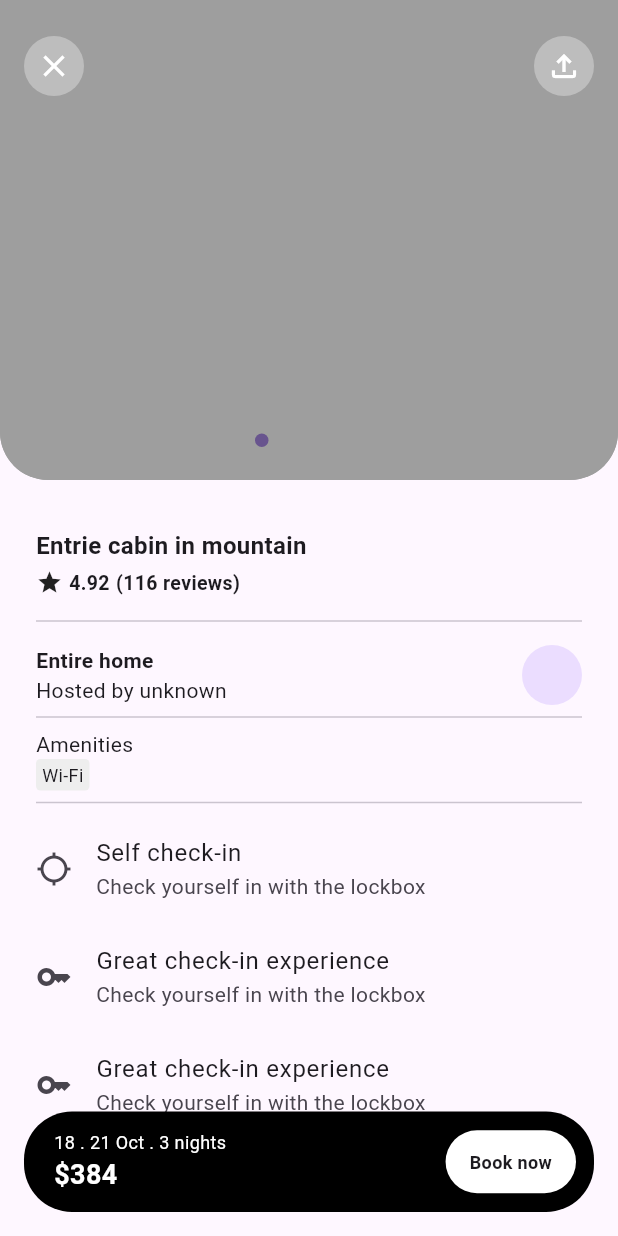
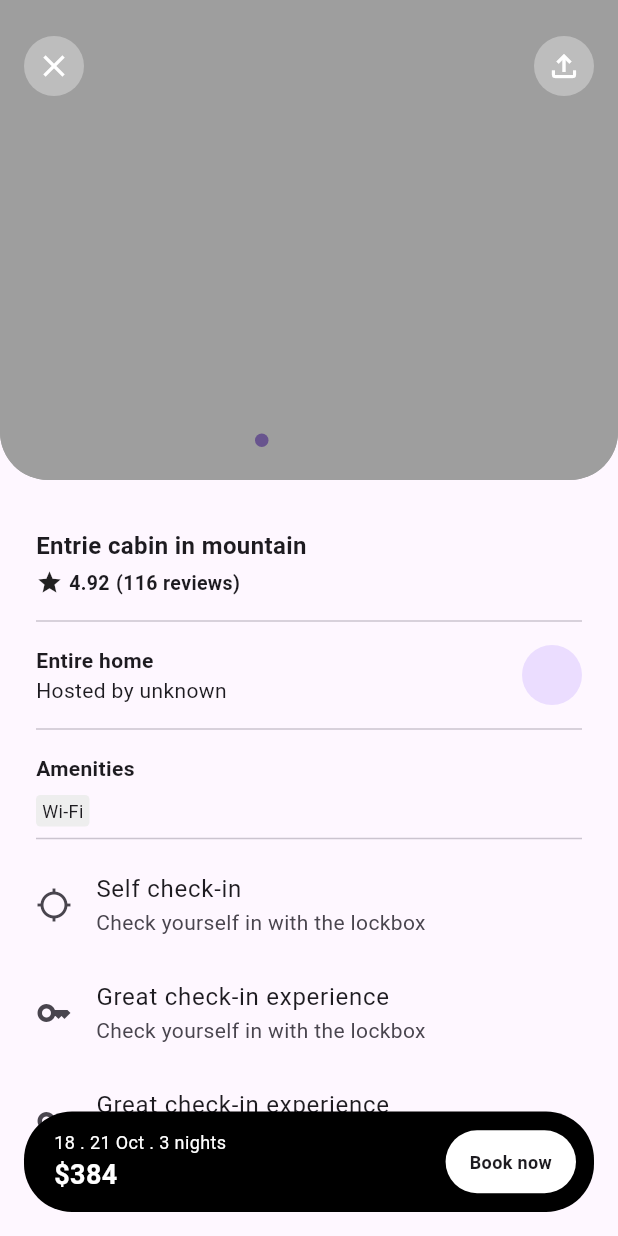
Before and after one commit to JAICHANGPARK/flutter_notebook_chapter_34, a Flutter app: the BookingDetailPage screen opened directly, on a phone screen of 412 x 824 dp. Run offline on Flutter 3.47's test engine with Material 3 defaults, Android fonts, the phone set to English and light mode, and no system bars; drawn by our look-alikes of dots_indicator; our stand-ins replace fl_chart, gap, google_fonts, ionicons.

Commit message:
Update booking_detail_page.dart

```diff
--- a/lib/ep1743_booking_app/views/booking_detail_page.dart
+++ b/lib/ep1743_booking_app/views/booking_detail_page.dart
@@ -138,8 +138,17 @@ class _BookingDetailPageState extends State<BookingDetailPage> {
                               CircleAvatar(),
                             ],
                           ),
-                          Divider(),
-                          Text("Amenities"),
+                          Divider(
+                            height: 32,
+                          ),
+                          Text(
+                            "Amenities",
+                            style: TextStyle(
+                              fontWeight: FontWeight.bold,
+
+                            ),
+                          ),
+                          Gap(8),
                           Wrap(
                             children: [
                               Container(
```
